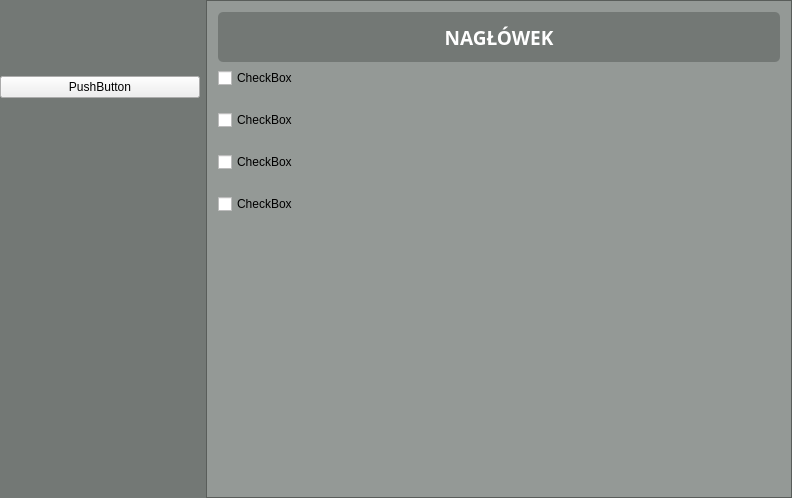
Before: the Qt Designer form mainwindow.ui in albixus/to_do_list_university_project, drawn with Qt 5.
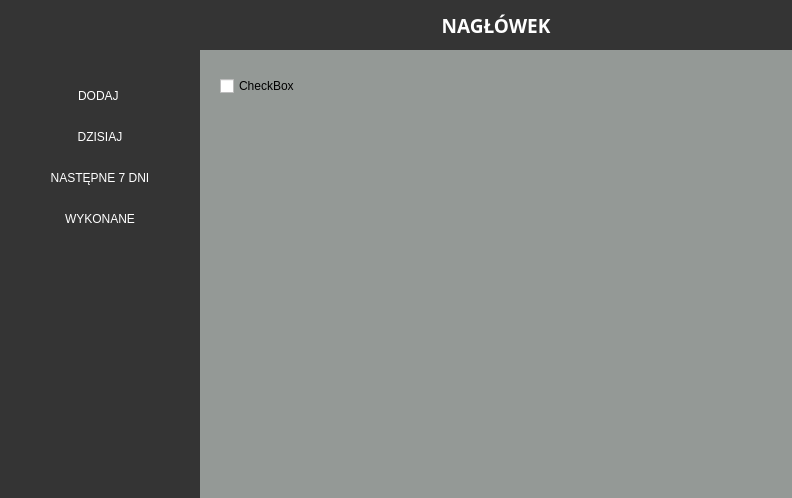
After: the same form once the commit is applied. Icons and pictures are not drawn.

Commit message: Changes in the ui. Stylesheets for push buttons,better spacing, more buttons.

Patch:
```diff
--- a/mainwindow.ui
+++ b/mainwindow.ui
@@ -27,14 +27,29 @@
 {
 	background-color:rgb(115, 120, 117);
 }
+
+QPushButton
+{
+	background-color:rgb(52, 52, 52);
+	color:white;
+	border:none;
+font-size:12px;
+}
+
+QPushButton:hover
+{
+	background-color:rgb(72, 72, 72);
+}
+
 #sidebar
 {
-	background-color:rgb(115, 120, 117);
+	background-color:rgb(52, 52, 52);
 }
 
 #task_area
 {
     background-color:rgb(115, 120, 117);
+   border:none;
 }
 
 #task_area_content
@@ -44,19 +59,23 @@
 
 #header
 {
-	background-color:rgb(115, 120, 117);
+	background-color:rgb(52, 52, 52);
 	color:white;
-	border-radius:5;
 }
 
 #burger_button
 {
-    background-color:rgb(115, 120, 117);
+	background-color:rgb(52, 52, 52);
 	border:none;
-}</string>
+}
+
+</string>
   </property>
   <widget class="QWidget" name="centralWidget">
    <layout class="QHBoxLayout" name="horizontalLayout">
+    <property name="spacing">
+     <number>0</number>
+    </property>
     <property name="leftMargin">
      <number>0</number>
     </property>
@@ -71,6 +90,9 @@
     </property>
     <item>
      <layout class="QHBoxLayout" name="main_layout">
+      <property name="spacing">
+       <number>0</number>
+      </property>
       <property name="sizeConstraint">
        <enum>QLayout::SetMinAndMaxSize</enum>
       </property>
@@ -151,7 +173,7 @@
                </property>
                <property name="maximumSize">
                 <size>
-                 <width>100</width>
+                 <width>40</width>
                  <height>40</height>
                 </size>
                </property>
@@ -167,14 +189,91 @@
                <property name="text">
                 <string/>
                </property>
+               <property name="icon">
+                <iconset resource="resource.qrc">
+                 <normaloff>:/images/img/burger.png</normaloff>:/images/img/burger.png</iconset>
+               </property>
+               <property name="iconSize">
+                <size>
+                 <width>40</width>
+                 <height>40</height>
+                </size>
+               </property>
               </widget>
              </item>
             </layout>
            </item>
            <item>
-            <widget class="QPushButton" name="pushButton_3">
+            <widget class="QPushButton" name="add_button">
+             <property name="minimumSize">
+              <size>
+               <width>0</width>
+               <height>40</height>
+              </size>
+             </property>
+             <property name="font">
+              <font>
+               <pointsize>-1</pointsize>
+              </font>
+             </property>
+             <property name="cursor">
+              <cursorShape>PointingHandCursor</cursorShape>
+             </property>
              <property name="text">
-              <string>PushButton</string>
+              <string>DODAJ </string>
+             </property>
+            </widget>
+           </item>
+           <item>
+            <widget class="QPushButton" name="add_button_2">
+             <property name="minimumSize">
+              <size>
+               <width>0</width>
+               <height>40</height>
+              </size>
+             </property>
+             <property name="font">
+              <font>
+               <pointsize>-1</pointsize>
+              </font>
+             </property>
+             <property name="cursor">
+              <cursorShape>PointingHandCursor</cursorShape>
+             </property>
+             <property name="text">
+              <string>DZISIAJ</string>
+             </property>
+            </widget>
+           </item>
+           <item>
+            <widget class="QPushButton" name="add_button_3">
+             <property name="minimumSize">
+              <size>
+               <width>0</width>
+               <height>40</height>
+              </size>
+             </property>
+             <property name="cursor">
+              <cursorShape>PointingHandCursor</cursorShape>
+             </property>
+             <property name="text">
+              <string>NASTĘPNE 7 DNI</string>
+             </property>
+            </widget>
+           </item>
+           <item>
+            <widget class="QPushButton" name="add_button_4">
+             <property name="minimumSize">
+              <size>
+               <width>0</width>
+               <height>40</height>
+              </size>
+             </property>
+             <property name="cursor">
+              <cursorShape>PointingHandCursor</cursorShape>
+             </property>
+             <property name="text">
+              <string>WYKONANE</string>
              </property>
             </widget>
            </item>
@@ -206,8 +305,8 @@
           <rect>
            <x>0</x>
            <y>0</y>
-           <width>582</width>
-           <height>494</height>
+           <width>590</width>
+           <height>496</height>
           </rect>
          </property>
          <property name="minimumSize">
@@ -217,6 +316,18 @@
           </size>
          </property>
          <layout class="QVBoxLayout" name="verticalLayout_3">
+          <property name="leftMargin">
+           <number>0</number>
+          </property>
+          <property name="topMargin">
+           <number>0</number>
+          </property>
+          <property name="rightMargin">
+           <number>0</number>
+          </property>
+          <property name="bottomMargin">
+           <number>0</number>
+          </property>
           <item>
            <widget class="QLabel" name="header">
             <property name="minimumSize">
@@ -237,6 +348,7 @@
               <pointsize>14</pointsize>
               <weight>75</weight>
               <bold>true</bold>
+              <underline>false</underline>
               <stylestrategy>PreferAntialias</stylestrategy>
              </font>
             </property>
@@ -259,6 +371,12 @@
             <property name="spacing">
              <number>22</number>
             </property>
+            <property name="leftMargin">
+             <number>20</number>
+            </property>
+            <property name="topMargin">
+             <number>20</number>
+            </property>
             <property name="bottomMargin">
              <number>122</number>
             </property>
@@ -269,27 +387,6 @@
               </property>
              </widget>
             </item>
-            <item>
-             <widget class="QCheckBox" name="checkBox_4">
-              <property name="text">
-               <string>CheckBox</string>
-              </property>
-             </widget>
-            </item>
-            <item>
-             <widget class="QCheckBox" name="checkBox">
-              <property name="text">
-               <string>CheckBox</string>
-              </property>
-             </widget>
-            </item>
-            <item>
-             <widget class="QCheckBox" name="checkBox_3">
-              <property name="text">
-               <string>CheckBox</string>
-              </property>
-             </widget>
-            </item>
            </layout>
           </item>
           <item>
```
Left out of the diff: 6 changed lines with no effect on the pictures. The commit also changes 3 other files.
